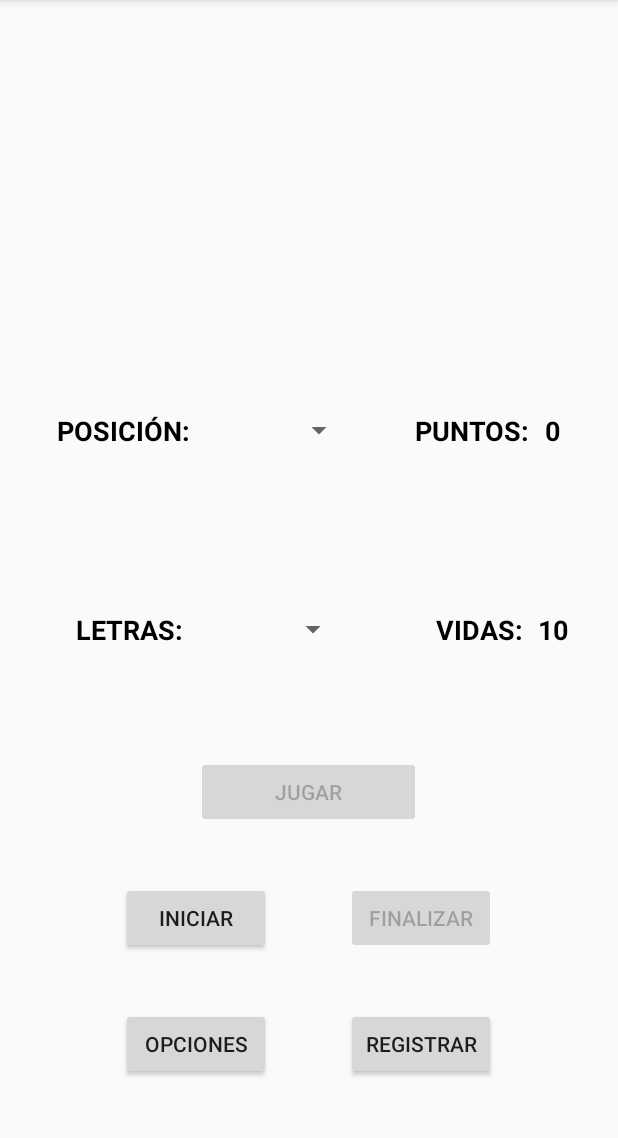
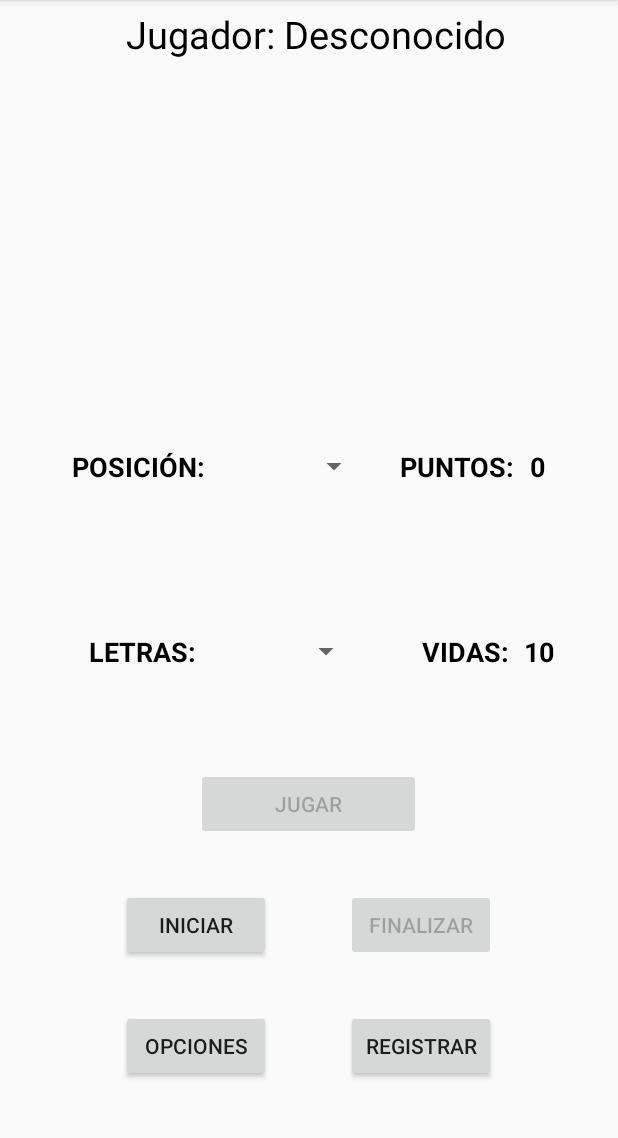
Before and after one commit to Reizeen/Ahorcado, an Android app: the screen it shows after launch (MainActivity), on a phone screen of 412 x 824 dp, the part 84-1222 px from its top. Run offline under Robolectric (Android 15) with nearby library versions, the phone set to English and light mode, and no system bars.

Commit message:
Version 12 - Modificado un poco el diseño de la interfaz (Cambio del comodin en modo horizontal) - Poner el nombre de usuario en la interfaz - TERMINADA

```diff
--- a/app/src/main/java/com/example/ahorcado/controllers/MainActivity.java
+++ b/app/src/main/java/com/example/ahorcado/controllers/MainActivity.java
@@ -21,6 +21,7 @@ public class MainActivity extends AppCompatActivity {
     private TextView textPalabra;
     private TextView textPuntos;
     private TextView textVidas;
+    private TextView textUserName;
     private Spinner posiciones;
     private Spinner letras;
     private Button botonJugar;
@@ -44,6 +45,7 @@ public class MainActivity extends AppCompatActivity {
         textPalabra = findViewById(R.id.idMuestraPalabra);
         textPuntos = findViewById(R.id.textPuntos);
         textVidas = findViewById(R.id.textVidas);
+        textUserName = findViewById(R.id.idUserName);
         botonJugar = findViewById(R.id.btnJugar);
         botonIniciar = findViewById(R.id.btnIniciar);
         botonFinalizar = findViewById(R.id.btnFinalizar);
@@ -54,6 +56,8 @@ public class MainActivity extends AppCompatActivity {
         posiciones = findViewById(R.id.spinnerPosicion);
 
         userName = "Desconocido";
+        textUserName.setText("Jugador: " + userName);
+
         cargarPreferencias();
         botonJugar.setEnabled(false);
         botonFinalizar.setEnabled(false);
@@ -90,6 +94,7 @@ public class MainActivity extends AppCompatActivity {
         } else if (requestCode == 101 && resultCode == RESULT_OK){
             Bundle datos = code.getExtras();
             userName = datos.getString("userName");
+            textUserName.setText("Jugador: " + userName);
         }
     }
 
@@ -117,7 +122,7 @@ public class MainActivity extends AppCompatActivity {
         letras.setAdapter(adapterLetras);
     }
 
-    /** Comparar Letras, controlar la finalizacion de la partida y borrar letras del Spinner */
+    /** Llamar al metodo Comparar Letras, controlar la finalizacion de la partida y borrar letras del Spinner */
     public void onClickJugar(View view){
         partida.compararLetra(posiciones.getSelectedItem().toString(), letras.getSelectedItem().toString());
         textPalabra.setText(partida.getImprimirPalabra());
@@ -169,6 +174,7 @@ public class MainActivity extends AppCompatActivity {
     protected void onRestoreInstanceState(Bundle recEstado) {
         super.onRestoreInstanceState(recEstado);
         userName = recEstado.getString("user");
+        textUserName.setText("Jugador: " + userName);
 
         if(recEstado.getBoolean("partidaEmpezada")){
             partida = new Partida(recEstado.getInt("vidas"), comodin);
--- a/app/src/main/java/com/example/ahorcado/controllers/Options.java
+++ b/app/src/main/java/com/example/ahorcado/controllers/Options.java
@@ -55,7 +55,7 @@ public class Options extends AppCompatActivity {
             botoncComodin.setChecked(true);
     }
 
-    /** Actualizar el numero devidas */
+    /** Actualizar el numero de vidas */
     public int actualizarVidas() {
         if (numeroVidas.getText().toString().isEmpty()) {
             if (botonFacil.isChecked())
--- a/app/src/main/java/com/example/ahorcado/controllers/RegisterUsers.java
+++ b/app/src/main/java/com/example/ahorcado/controllers/RegisterUsers.java
@@ -49,9 +49,8 @@ public class RegisterUsers extends AppCompatActivity {
 
     public void imprimirPuntuaciones(ArrayList<String> puntuaciones){
         String mostrarPuntuaciones = "";
-        for(int x = 1; x < 5; x++){
-          mostrarPuntuaciones += puntuaciones.get(puntuaciones.size()-x) + "\n";
-        }
+        for(int x = 1; x < 5; x++)
+            mostrarPuntuaciones += puntuaciones.get(puntuaciones.size()-x) + "\n";
         textPuntuaciones.setText(mostrarPuntuaciones);
     }
 
--- a/app/src/main/res/layout-land/activity_main.xml
+++ b/app/src/main/res/layout-land/activity_main.xml
@@ -14,8 +14,28 @@
         <LinearLayout
             android:layout_width="match_parent"
             android:layout_height="wrap_content"
+            android:layout_weight="1"
+            android:paddingLeft="10dp"
             android:gravity="center"
-                android:layout_weight="10"
+            android:layout_marginTop="5dp">
+
+
+            <TextView
+                android:id="@+id/idUserName"
+                android:layout_width="wrap_content"
+                android:layout_height="wrap_content"
+                android:layout_weight="1"
+                android:gravity="center"
+                android:text="Usuario: Desconocido"
+                android:textColor="@android:color/background_dark"
+                android:textSize="20dp" />
+        </LinearLayout>
+
+        <LinearLayout
+            android:layout_width="match_parent"
+            android:layout_height="wrap_content"
+            android:gravity="center"
+            android:layout_weight="2"
             android:layout_marginTop="0dp">
 
 
@@ -33,7 +53,7 @@
             android:layout_width="match_parent"
             android:layout_height="wrap_content"
             android:gravity="center"
-                android:layout_weight="10">
+            android:layout_weight="2">
 
             <TextView
                 android:layout_width="wrap_content"
@@ -49,8 +69,25 @@
                 android:layout_width="100dp"
                 android:layout_height="25dp"
                 tools:layout_editor_absoluteX="154dp"
+                tools:layout_editor_absoluteY="283dp"/>
+
+            <TextView
+                android:layout_width="wrap_content"
+                android:layout_height="wrap_content"
+                android:text="LETRAS:"
+                android:textColor="@android:color/background_dark"
+                android:textSize="18sp"
+                android:textStyle="bold"
+                android:layout_marginLeft="18dp"
+                android:layout_marginRight="10dp" />
+
+            <Spinner
+                android:id="@+id/spinnerLetras"
+                android:layout_width="100dp"
+                android:layout_height="25dp"
+                tools:layout_editor_absoluteX="154dp"
                 tools:layout_editor_absoluteY="283dp"
-                    android:layout_marginRight="10dp"/>
+                android:layout_marginRight="25dp"/>
 
             <TextView
                 android:layout_width="wrap_content"
@@ -68,32 +105,7 @@
                 android:text="0"
                 android:textColor="@android:color/background_dark"
                 android:textSize="18sp"
-                    android:textStyle="bold"/>
-
-            </LinearLayout>
-
-            <LinearLayout
-                android:layout_width="match_parent"
-                android:layout_height="wrap_content"
-                android:gravity="center"
-                android:layout_weight="10">
-
-                <TextView
-                    android:layout_width="wrap_content"
-                    android:layout_height="wrap_content"
-                    android:text="LETRAS:"
-                    android:textColor="@android:color/background_dark"
-                    android:textSize="18sp"
                 android:textStyle="bold"
-                    android:layout_marginLeft="18dp"
-                    android:layout_marginRight="10dp" />
-
-                <Spinner
-                    android:id="@+id/spinnerLetras"
-                    android:layout_width="100dp"
-                    android:layout_height="25dp"
-                    tools:layout_editor_absoluteX="154dp"
-                    tools:layout_editor_absoluteY="283dp"
                 android:layout_marginRight="25dp"/>
 
             <TextView
@@ -120,21 +132,6 @@
             android:layout_width="match_parent"
             android:layout_height="wrap_content"
             android:gravity="center"
-                android:layout_weight="1">
-
-                <Button
-                    android:id="@+id/btnJugar"
-                    android:layout_width="150dp"
-                    android:layout_height="wrap_content"
-                    android:text="JUGAR"
-                    android:onClick="onClickJugar"/>
-
-            </LinearLayout>
-
-            <LinearLayout
-                android:layout_width="match_parent"
-                android:layout_height="wrap_content"
-                android:gravity="center"
             android:paddingBottom="20dp"
             android:paddingTop="10dp"
             android:layout_weight="1">
@@ -143,7 +140,7 @@
                 android:id="@+id/btnOpciones"
                 android:layout_width="100dp"
                 android:layout_height="wrap_content"
-                    android:layout_marginRight="50dp"
+                android:layout_marginRight="20dp"
                 android:text="OPCIONES"
                 android:onClick="onClickOptions"/>
 
@@ -151,15 +148,24 @@
                 android:id="@+id/btnIniciar"
                 android:layout_width="100dp"
                 android:layout_height="wrap_content"
-                    android:layout_marginRight="50dp"
+                android:layout_marginRight="20dp"
                 android:onClick="onClickIniciar"
                 android:text="INICIAR" />
+
+            <Button
+                android:id="@+id/btnJugar"
+                android:layout_width="150dp"
+                android:layout_height="wrap_content"
+                android:text="JUGAR"
+                android:layout_marginRight="20dp"
+
+                android:onClick="onClickJugar"/>
 
             <Button
                 android:id="@+id/btnFinalizar"
                 android:layout_width="100dp"
                 android:layout_height="wrap_content"
-                    android:layout_marginRight="50dp"
+                android:layout_marginRight="20dp"
                 android:text="FINALIZAR"
                 android:onClick="onClickFinalizar"/>
 
--- a/app/src/main/res/layout-land/activity_options.xml
+++ b/app/src/main/res/layout-land/activity_options.xml
@@ -35,10 +35,10 @@
         <LinearLayout
             android:layout_width="match_parent"
             android:layout_height="match_parent"
-            android:layout_weight="1"
+            android:layout_weight="1.1"
             android:orientation="vertical"
             android:gravity="center"
-            android:paddingLeft="20dp">
+            android:paddingLeft="10dp">
 
             <TextView
                 android:layout_width="match_parent"
@@ -74,6 +74,16 @@
                     android:layout_height="wrap_content"
                     android:text="Dificil"
                     android:textSize="20dp"/>
+
+                <Switch
+                    android:id="@+id/comodin"
+                    android:layout_width="wrap_content"
+                    android:layout_height="wrap_content"
+                    android:gravity="left"
+                    android:text="Comodín (*):  "
+                    android:textSize="20dp"
+                    android:textStyle="bold"
+                    android:paddingLeft="10dp"/>
             </RadioGroup>
 
         </LinearLayout>
@@ -105,30 +115,11 @@
 
         </LinearLayout>
 
+
         <LinearLayout
             android:layout_width="match_parent"
             android:layout_height="match_parent"
             android:layout_weight="1.1"
-            android:orientation="vertical"
-            android:gravity="left"
-            android:paddingRight="230dp">
-
-            <Switch
-                android:id="@+id/comodin"
-                android:layout_width="wrap_content"
-                android:layout_height="wrap_content"
-                android:gravity="left"
-                android:text="Comodín (*):  "
-                android:textSize="20dp"
-                android:textStyle="bold"
-                android:paddingLeft="10dp"/>
-
-        </LinearLayout>
-
-        <LinearLayout
-            android:layout_width="match_parent"
-            android:layout_height="match_parent"
-            android:layout_weight="1"
             android:orientation="vertical"
             android:gravity="center">
 
--- a/app/src/main/res/layout/activity_main.xml
+++ b/app/src/main/res/layout/activity_main.xml
@@ -12,13 +12,31 @@
         android:orientation="vertical">
 
 
+        <LinearLayout
+            android:layout_width="match_parent"
+            android:layout_height="wrap_content"
+            android:layout_weight="1"
+            android:paddingLeft="10dp"
+            android:layout_marginTop="5dp">
+
+
+            <TextView
+                android:id="@+id/idUserName"
+                android:layout_width="wrap_content"
+                android:layout_height="wrap_content"
+                android:layout_weight="1"
+                android:textColor="@android:color/background_dark"
+                android:textSize="25dp"
+                android:gravity="center"
+                android:text="Usuario: Desconocido" />
+        </LinearLayout>
 
         <LinearLayout
             android:layout_width="match_parent"
             android:layout_height="wrap_content"
             android:gravity="center"
             android:layout_weight="4"
-        android:layout_marginTop="30dp">
+            android:layout_marginTop="00dp">
 
 
             <TextView
@@ -53,7 +71,7 @@
                 android:layout_height="25dp"
                 tools:layout_editor_absoluteX="154dp"
                 tools:layout_editor_absoluteY="283dp"
-                android:layout_marginRight="40dp"/>
+                android:layout_marginRight="20dp"/>
 
             <TextView
                 android:layout_width="wrap_content"
@@ -95,7 +113,7 @@
                 android:id="@+id/spinnerLetras"
                 android:layout_width="100dp"
                 android:layout_height="25dp"
-                android:layout_marginRight="58dp"
+                android:layout_marginRight="40dp"
                 tools:layout_editor_absoluteX="154dp"
                 tools:layout_editor_absoluteY="283dp" />
 
--- a/app/src/main/res/layout/activity_options.xml
+++ b/app/src/main/res/layout/activity_options.xml
@@ -108,16 +108,13 @@
             android:layout_width="match_parent"
             android:layout_height="match_parent"
             android:layout_weight="1.1"
-            android:orientation="vertical"
-            android:gravity="left"
-            android:paddingRight="230dp">
+            android:orientation="vertical">
 
             <Switch
                 android:id="@+id/comodin"
                 android:layout_width="wrap_content"
-                android:layout_height="wrap_content"
-                android:gravity="left"
-                android:text="Comodín (*):  "
+                android:layout_height="match_parent"
+                android:text="Comodín (*): "
                 android:textSize="20dp"
                 android:textStyle="bold"
                 android:paddingLeft="10dp"/>
```
Lines whose indentation alone changed are shown as unchanged.
